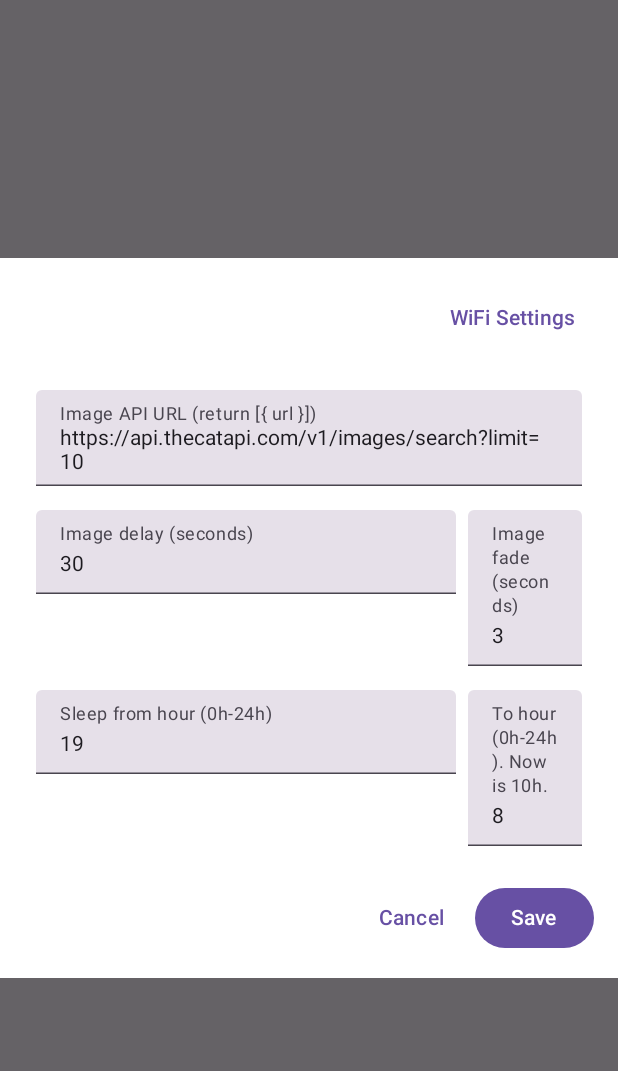
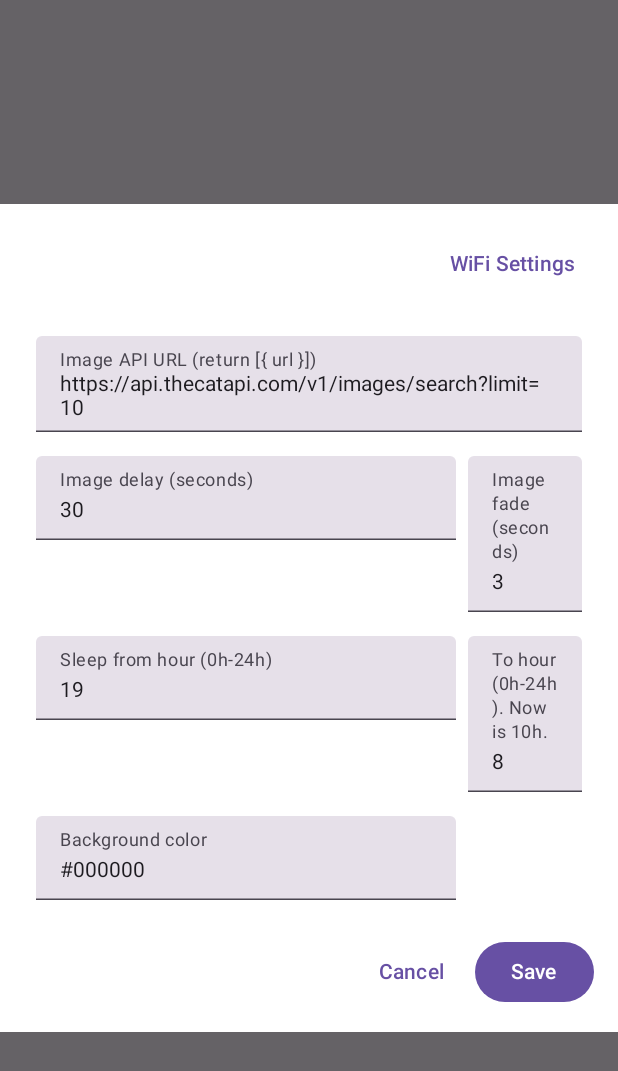
Before and after one commit to hochanh/jetpack-demo, an Android app built with Jetpack Compose: the composable ConfigurationPopup shown on its own in the app's theme, after a tap on "Save", on a phone screen of 412 x 824 dp. Shown: the top 1071 px of the screen. Run offline under Robolectric (Android 15) with nearby library versions, the phone set to English and light mode, and no system bars; our stand-ins replace Room's generated code; pictures from the network do not load; 1 statement that could not run was skipped.

Commit message:
Better config

```diff
--- a/app/src/main/java/com/manhtai/whatthefoto/Configuration.kt
+++ b/app/src/main/java/com/manhtai/whatthefoto/Configuration.kt
@@ -4,6 +4,7 @@ import android.content.Context
 import android.content.Intent
 import android.os.Bundle
 import android.provider.Settings
+import android.util.Patterns
 import androidx.compose.foundation.background
 import androidx.compose.foundation.layout.Arrangement
 import androidx.compose.foundation.layout.Box
@@ -25,6 +26,7 @@ import androidx.compose.runtime.remember
 import androidx.compose.runtime.setValue
 import androidx.compose.ui.Modifier
 import androidx.compose.ui.graphics.Color
+import android.graphics.Color as Colour
 import androidx.compose.ui.text.input.KeyboardType
 import androidx.compose.ui.unit.dp
 import androidx.compose.ui.window.Dialog
@@ -52,6 +54,7 @@ data class Config(
     @ColumnInfo(name = "image_fade_seconds") val imageFadeSeconds: Int = 3,
     @ColumnInfo(name = "sleep_from_hour") val sleepFromHour: Int = 19,
     @ColumnInfo(name = "sleep_to_hour") val sleepToHour: Int = 8,
+    @ColumnInfo(name = "background_color") val backgroundColor: String = "#000000",
 )
 
 @Dao
@@ -91,10 +94,17 @@ fun ConfigurationPopup(
     oldConf: Config,
 ) {
     var conf by remember { mutableStateOf(oldConf) }
+    var apiURL by remember { mutableStateOf(oldConf.apiURL) }
+    var delaySeconds by remember { mutableStateOf(oldConf.imageDelaySeconds.toString()) }
+    var fadeSeconds by remember { mutableStateOf(oldConf.imageFadeSeconds.toString()) }
+    var sleepFrom by remember { mutableStateOf(oldConf.sleepFromHour.toString()) }
+    var sleepTo by remember { mutableStateOf(oldConf.sleepToHour.toString()) }
+    var bgColor by remember { mutableStateOf(oldConf.backgroundColor) }
+    var msg by remember { mutableStateOf("") }
 
     Dialog(
         onDismissRequest = onDismiss,
-        properties = DialogProperties(dismissOnBackPress = true, dismissOnClickOutside = true)
+        properties = DialogProperties(dismissOnBackPress = false, dismissOnClickOutside = false)
     ) {
         Box(
             modifier = Modifier
@@ -121,8 +131,8 @@ fun ConfigurationPopup(
                 }
 
                 TextField(
-                    value = conf.apiURL,
-                    onValueChange = { conf = conf.copy(apiURL = it) },
+                    value = apiURL,
+                    onValueChange = { apiURL = it },
                     label = { Text("Image API URL (return [{ url }])") },
                     modifier = Modifier
                         .fillMaxWidth()
@@ -135,21 +145,20 @@ fun ConfigurationPopup(
                         .fillMaxWidth()
                         .padding(8.dp)
                 ) {
-                    TextField(value = conf.imageDelaySeconds.toString(),
+                    TextField(value = delaySeconds,
                         label = { Text(text = "Image delay (seconds)") },
                         keyboardOptions = KeyboardOptions.Default.copy(keyboardType = KeyboardType.Number),
                         onValueChange = {
-                            conf =
-                                conf.copy(imageDelaySeconds = if (it != "" && it.toInt() > 0) it.toInt() else 1)
+                            delaySeconds = it
                         })
 
-                    TextField(value = conf.imageFadeSeconds.toString(),
+                    TextField(value = fadeSeconds,
                         label = { Text(text = "Image fade (seconds)") },
                         modifier = Modifier
                             .padding(start = 8.dp),
                         keyboardOptions = KeyboardOptions.Default.copy(keyboardType = KeyboardType.Number),
                         onValueChange = {
-                            conf = conf.copy(imageFadeSeconds = if (it != "") it.toInt() else 0)
+                            fadeSeconds = it
                         })
                 }
 
@@ -158,17 +167,14 @@ fun ConfigurationPopup(
                         .fillMaxWidth()
                         .padding(8.dp)
                 ) {
-                    TextField(value = conf.sleepFromHour.toString(),
+                    TextField(value = sleepFrom,
                         label = { Text(text = "Sleep from hour (0h-24h)") },
                         keyboardOptions = KeyboardOptions.Default.copy(keyboardType = KeyboardType.Number),
                         onValueChange = {
-                            conf = conf.copy(
-                                sleepFromHour =
-                                if (it != "" && it.toInt() in 0..24) it.toInt() else 0
-                            )
+                            sleepFrom = it
                         })
 
-                    TextField(value = conf.sleepToHour.toString(),
+                    TextField(value = sleepTo,
                         label = {
                             Text(
                                 text = "To hour (0h-24h). Now is " + Calendar.getInstance()
@@ -178,10 +184,20 @@ fun ConfigurationPopup(
                         modifier = Modifier.padding(start = 8.dp),
                         keyboardOptions = KeyboardOptions.Default.copy(keyboardType = KeyboardType.Number),
                         onValueChange = {
-                            conf = conf.copy(
-                                sleepToHour =
-                                if (it != "" && it.toInt() in 0..24) it.toInt() else 0
-                            )
+                            sleepTo = it
+                        })
+                }
+
+                Row(
+                    modifier = Modifier
+                        .fillMaxWidth()
+                        .padding(8.dp)
+                ) {
+                    TextField(value = bgColor,
+                        label = { Text(text = "Background color") },
+                        keyboardOptions = KeyboardOptions.Default.copy(keyboardType = KeyboardType.Text),
+                        onValueChange = {
+                            bgColor = it
                         })
                 }
 
@@ -198,13 +214,56 @@ fun ConfigurationPopup(
                     Spacer(modifier = Modifier.width(8.dp))
 
                     Button(onClick = {
-                        onSave(conf)
-                        onDismiss()
+                        if (
+                            apiURL != "" && isValidURL(apiURL) &&
+                            delaySeconds != "" &&
+                            fadeSeconds != "" &&
+                            sleepFrom != "" && sleepFrom.toInt() < 24 &&
+                            sleepTo != "" && sleepTo.toInt() < 24 &&
+                            bgColor != "" && isValidColor(bgColor)
+                        ) {
+                            conf = conf.copy(
+                                apiURL = apiURL,
+                                imageDelaySeconds = delaySeconds.toInt(),
+                                imageFadeSeconds = fadeSeconds.toInt(),
+                                sleepFromHour = sleepFrom.toInt(),
+                                sleepToHour = sleepTo.toInt(),
+                                backgroundColor = bgColor
+                            )
+                            onSave(conf)
+                            onDismiss()
+                        } else {
+                            msg = "Invalid configuration!"
+                        }
                     }) {
                         Text("Save")
+                    }
+                }
+
+                if (msg != "") {
+                    Row(
+                        modifier = Modifier
+                            .fillMaxWidth()
+                            .padding(8.dp),
+                        horizontalArrangement = Arrangement.End
+                    ) {
+                        Text(text = msg, color = Color.Red)
                     }
                 }
             }
         }
     }
 }
+
+fun isValidColor(c: String): Boolean {
+    return try {
+        Colour.parseColor(c)
+        true
+    } catch (_: Exception) {
+        false
+    }
+}
+
+fun isValidURL(u: String): Boolean {
+    return Patterns.WEB_URL.matcher(u).matches()
+}
--- a/app/src/main/java/com/manhtai/whatthefoto/MainActivity.kt
+++ b/app/src/main/java/com/manhtai/whatthefoto/MainActivity.kt
@@ -15,6 +15,7 @@ import androidx.compose.foundation.layout.fillMaxSize
 import androidx.compose.runtime.Composable
 import androidx.compose.runtime.LaunchedEffect
 import androidx.compose.runtime.getValue
+import androidx.compose.runtime.mutableIntStateOf
 import androidx.compose.runtime.mutableStateOf
 import androidx.compose.runtime.remember
 import androidx.compose.runtime.rememberCoroutineScope
@@ -22,6 +23,7 @@ import androidx.compose.runtime.setValue
 import androidx.compose.ui.Alignment
 import androidx.compose.ui.Modifier
 import androidx.compose.ui.graphics.Color
+import android.graphics.Color as Colour
 import androidx.compose.ui.input.pointer.pointerInput
 import androidx.compose.ui.layout.ContentScale
 import androidx.compose.ui.platform.LocalContext
@@ -60,6 +62,7 @@ fun Main(photoAPI: PhotoApiService = PhotoApi.service) {
     var imageUrl by remember { mutableStateOf(conf.defaultImage) }
     var isConfigPopupVisible by remember { mutableStateOf(false) }
     var isScreenOn by remember { mutableStateOf(true) }
+    var bgColor by remember { mutableIntStateOf(Colour.parseColor(conf.backgroundColor)) }
 
     // Start periodic updates
     LaunchedEffect(Unit) {
@@ -67,7 +70,7 @@ fun Main(photoAPI: PhotoApiService = PhotoApi.service) {
             val db = AppDatabase.getDatabase(context = context)
             val dbConf = db.configDao().get()
             if (dbConf == null) {
-               db.configDao().insert(conf)
+                db.configDao().insert(conf)
             } else {
                 conf = dbConf
             }
@@ -78,7 +81,7 @@ fun Main(photoAPI: PhotoApiService = PhotoApi.service) {
                 isScreenOn = if (conf.sleepFromHour < conf.sleepToHour) {
                     hour < conf.sleepFromHour || hour > conf.sleepToHour
                 } else {
-                    hour in conf.sleepToHour..conf.sleepFromHour
+                    hour in conf.sleepToHour + 1..<conf.sleepFromHour
                 }
 
                 Log.i(TAG, "Screen is" + if (isScreenOn) " ON." else " OFF.")
@@ -136,7 +139,7 @@ fun Main(photoAPI: PhotoApiService = PhotoApi.service) {
                 contentScale = ContentScale.Fit,
                 modifier = Modifier
                     .fillMaxSize()
-                    .background(Color.Black)
+                    .background(Color(bgColor))
                     .pointerInput(Unit) {
                         detectTapGestures {
                             isConfigPopupVisible = true
@@ -152,6 +155,7 @@ fun Main(photoAPI: PhotoApiService = PhotoApi.service) {
                 onDismiss = { isConfigPopupVisible = false },
                 onSave = { c ->
                     conf = c
+                    bgColor = Colour.parseColor(c.backgroundColor)
                     coroutineScope.launch(Dispatchers.IO) {
                         val db = AppDatabase.getDatabase(context = context)
                         db.configDao().insert(conf)
```
